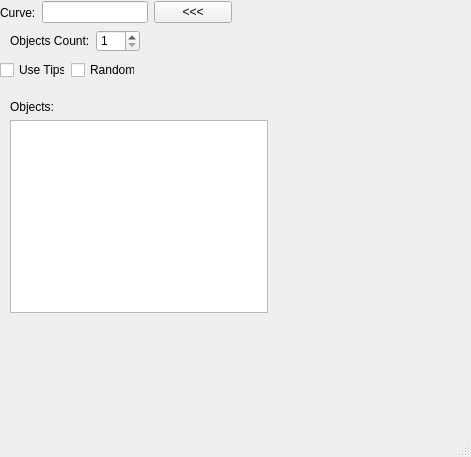
Qt form general/curveScatter/curveScatter.ui (skarone/PipeL) before a commit.
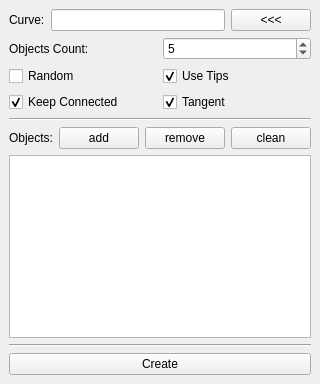
The same form after that commit.

Commit message: Curve Scatter Ui

The edit to the form file:
```diff
--- a/general/curveScatter/curveScatter.ui
+++ b/general/curveScatter/curveScatter.ui
@@ -6,23 +6,16 @@
    <rect>
     <x>0</x>
     <y>0</y>
-    <width>471</width>
-    <height>457</height>
+    <width>306</width>
+    <height>384</height>
    </rect>
   </property>
   <property name="windowTitle">
    <string>Curve Scatter</string>
   </property>
   <widget class="QWidget" name="centralwidget">
-   <widget class="QWidget" name="layoutWidget">
-    <property name="geometry">
-     <rect>
-      <x>0</x>
-      <y>0</y>
-      <width>232</width>
-      <height>25</height>
-     </rect>
-    </property>
+   <layout class="QVBoxLayout" name="verticalLayout_2">
+    <item>
     <layout class="QHBoxLayout" name="horizontalLayout_2">
      <item>
       <widget class="QLabel" name="label_2">
@@ -54,16 +47,8 @@
       </widget>
      </item>
     </layout>
-   </widget>
-   <widget class="QWidget" name="layoutWidget_2">
-    <property name="geometry">
-     <rect>
-      <x>10</x>
-      <y>30</y>
-      <width>130</width>
-      <height>22</height>
-     </rect>
-    </property>
+    </item>
+    <item>
     <layout class="QHBoxLayout" name="horizontalLayout">
      <item>
       <widget class="QLabel" name="label">
@@ -77,70 +62,123 @@
        <property name="minimum">
         <number>1</number>
        </property>
+        <property name="maximum">
+         <number>100000</number>
+        </property>
+        <property name="value">
+         <number>5</number>
+        </property>
       </widget>
      </item>
     </layout>
-   </widget>
-   <widget class="QWidget" name="">
-    <property name="geometry">
-     <rect>
-      <x>0</x>
-      <y>60</y>
-      <width>135</width>
-      <height>20</height>
-     </rect>
-    </property>
+    </item>
+    <item>
     <layout class="QHBoxLayout" name="horizontalLayout_3">
+      <item>
+       <widget class="QCheckBox" name="random_chb">
+        <property name="text">
+         <string>Random</string>
+        </property>
+       </widget>
+      </item>
      <item>
       <widget class="QCheckBox" name="useTips_chb">
        <property name="text">
         <string>Use Tips</string>
        </property>
-      </widget>
-     </item>
+        <property name="checked">
+         <bool>true</bool>
+        </property>
+       </widget>
+      </item>
+     </layout>
+    </item>
      <item>
-      <widget class="QCheckBox" name="useTips_chb_2">
+     <layout class="QHBoxLayout" name="horizontalLayout_4">
+      <item>
+       <widget class="QCheckBox" name="keepConnected_chb">
        <property name="text">
-        <string>Random</string>
-       </property>
-      </widget>
-     </item>
-    </layout>
-   </widget>
-   <widget class="QWidget" name="">
-    <property name="geometry">
-     <rect>
-      <x>10</x>
-      <y>100</y>
-      <width>258</width>
-      <height>213</height>
-     </rect>
-    </property>
+         <string>Keep Connected</string>
+        </property>
+        <property name="checked">
+         <bool>true</bool>
+        </property>
+       </widget>
+      </item>
+      <item>
+       <widget class="QCheckBox" name="tangent_chb">
+        <property name="text">
+         <string>Tangent</string>
+        </property>
+        <property name="checked">
+         <bool>true</bool>
+        </property>
+       </widget>
+      </item>
+     </layout>
+    </item>
+    <item>
+     <widget class="Line" name="line">
+      <property name="orientation">
+       <enum>Qt::Horizontal</enum>
+      </property>
+     </widget>
+    </item>
+    <item>
     <layout class="QVBoxLayout" name="verticalLayout">
      <item>
-      <widget class="QLabel" name="label_3">
+       <layout class="QHBoxLayout" name="horizontalLayout_5">
+        <item>
+         <widget class="QLabel" name="objects_lbl">
        <property name="text">
         <string>Objects:</string>
        </property>
       </widget>
      </item>
      <item>
-      <widget class="QListWidget" name="listWidget"/>
-     </item>
-    </layout>
-   </widget>
-  </widget>
-  <widget class="QMenuBar" name="menubar">
-   <property name="geometry">
-    <rect>
-     <x>0</x>
-     <y>0</y>
-     <width>471</width>
-     <height>18</height>
-    </rect>
-   </property>
-  </widget>
-  <widget class="QStatusBar" name="statusbar"/>
+         <widget class="QPushButton" name="addObject_btn">
+          <property name="text">
+           <string>add</string>
+          </property>
+         </widget>
+        </item>
+        <item>
+         <widget class="QPushButton" name="removeObject_btn">
+          <property name="text">
+           <string>remove</string>
+          </property>
+         </widget>
+        </item>
+        <item>
+         <widget class="QPushButton" name="cleanList_btn">
+          <property name="text">
+           <string>clean</string>
+          </property>
+         </widget>
+        </item>
+       </layout>
+      </item>
+      <item>
+       <widget class="QListWidget" name="objects_lw"/>
+      </item>
+     </layout>
+    </item>
+    <item>
+     <widget class="Line" name="line_2">
+      <property name="orientation">
+       <enum>Qt::Horizontal</enum>
+      </property>
+     </widget>
+    </item>
+    <item>
+     <widget class="QPushButton" name="createScatter_btn">
+      <property name="text">
+       <string>Create</string>
+      </property>
+     </widget>
+    </item>
+   </layout>
+  </widget>
  </widget>
  <resources/>
  <connections/>
```
Lines whose indentation alone changed are shown as unchanged. The commit also changes 2 other files.
